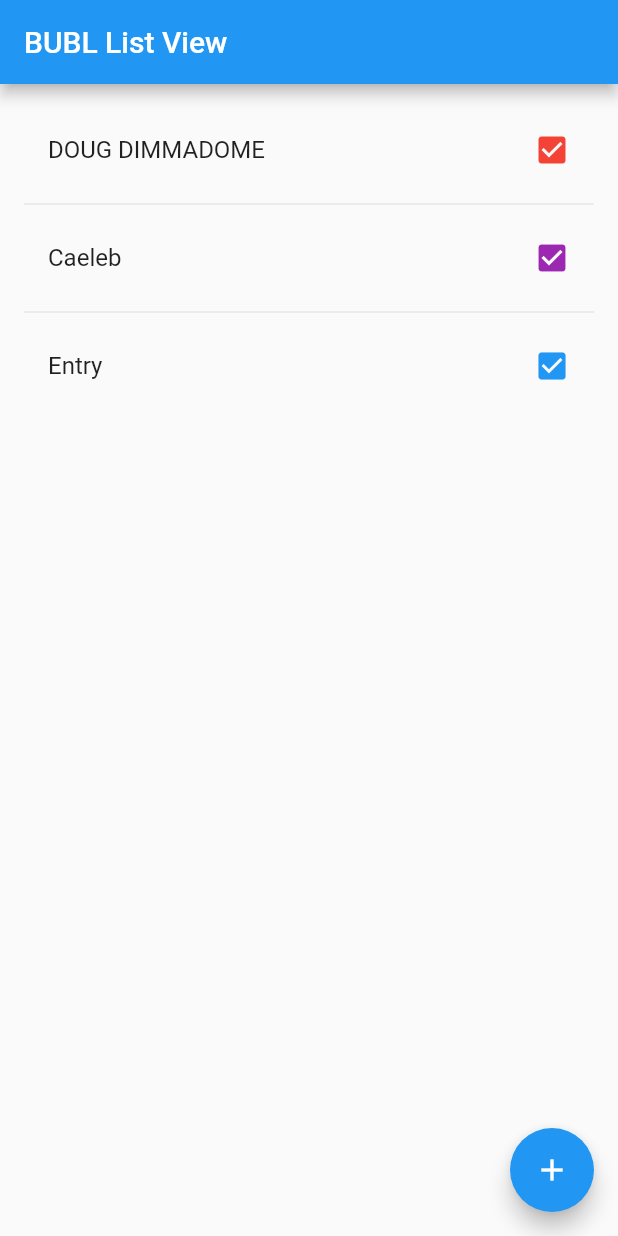
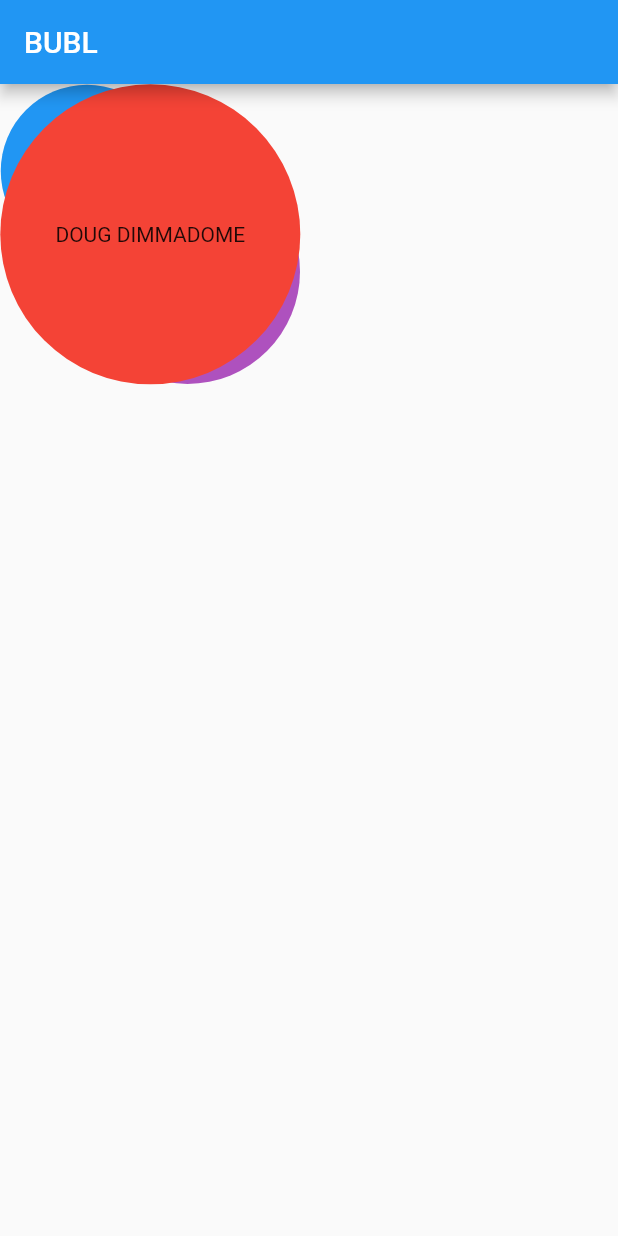
Before and after one commit to a-eastman/Self-Management-App, a Flutter app: the screen it shows after launch, on a phone screen of 412 x 824 dp. Run offline on Flutter 3.47's test engine with Material 2 defaults, Android fonts, the phone set to English and light mode, and no system bars.

Commit message:
Put in the ChangeView code and added descriptions to the list. Also passed in the BubbleWidgets to list_widget class so added bubbles in list are saved on the bubble screen. Will change after database is created.

```diff
--- a/lib/main.dart
+++ b/lib/main.dart
@@ -12,7 +12,7 @@ class BubbleApp extends StatefulWidget{
 }
 
 class BubbleAppState extends State<BubbleApp>{
-  //List<BubbleWidget> _myList;
+  List<BubbleWidget> _myList;
   ListWidget list;
   BubblesList myList;
   Bubble b0;
@@ -22,7 +22,7 @@ class BubbleAppState extends State<BubbleApp>{
   @override
   void initState(){
     super.initState();
-    //_myList = new List();
+    _myList = new List();
     myList = new BubblesList();
     b0 = new Bubble("Caeleb", "Nasoff", Colors.purple, 150.0, true, 50.0, 50.0, 0.8);
     b1 = new Bubble.defaultBubble();
@@ -35,19 +35,23 @@ class BubbleAppState extends State<BubbleApp>{
         0.2,
         1.0
     );
-    //_myList.add(BubbleWidget(bubble: b1));
-    //_myList.add(BubbleWidget(bubble: b0));
-    //_myList.add(BubbleWidget(bubble: b2));
+    _myList.add(BubbleWidget(bubble: b1));
+    _myList.add(BubbleWidget(bubble: b0));
+    _myList.add(BubbleWidget(bubble: b2));
     myList.addBubble(b1);
     myList.addBubble(b0);
     myList.addBubble(b2);
   }
 
   Widget build(BuildContext context){
+    return _buildPages();
+  }
 
-    return list = new ListWidget(myList);
+  Widget _buildListView(){
+    return list = new ListWidget(myList, _myList);
+  }
 
-    /**
+  Widget _buildBubbleView(){
     return Scaffold(
         appBar: AppBar(
           title: Text('BUBL'),
@@ -55,7 +59,14 @@ class BubbleAppState extends State<BubbleApp>{
         body: new Stack(
           children: _myList,
         )
-    );*/
+    );
+  }
+
+  Widget _buildPages(){
+    return PageView(children: <Widget>[
+      _buildBubbleView(),
+      _buildListView()
+    ],);
   }
 }
 
--- a/pubspec.yaml
+++ b/pubspec.yaml
@@ -15,6 +15,8 @@ environment:
 dependencies:
   flutter:
     sdk: flutter
+
+  swipedetector: ^1.2.0
 
   # The following adds the Cupertino Icons font to your application.
   # Use with the CupertinoIcons class for iOS style icons.
```
Also changed, not shown: lib/list_widget.dart (+15 -8 lines).
